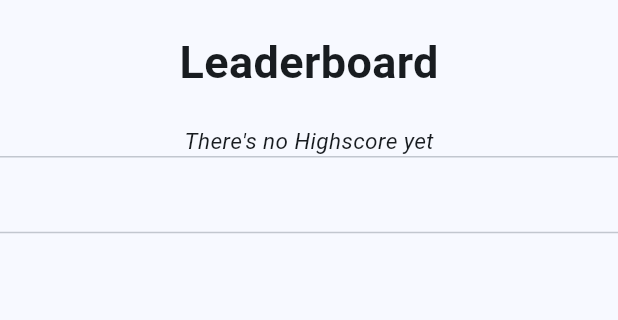
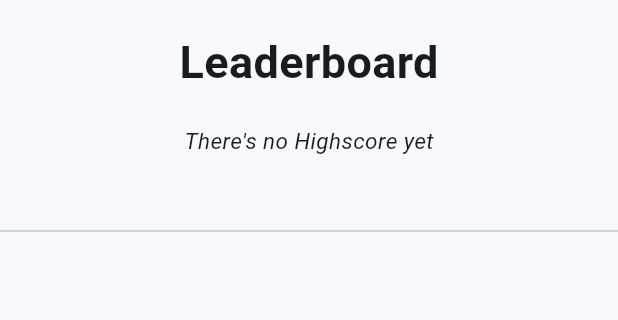
Before and after one commit to raransyw/projectutsET, a Flutter app: the MyHomePage screen opened directly, in the side drawer, after a tap on "Leaderboard", on a phone screen of 412 x 824 dp, the part 84-404 px from its top. Run offline on Flutter 3.47's test engine with Material 3 defaults, Android fonts, the phone set to English and light mode, and no system bars; our stand-ins replace shared_preferences; accounts and stored records are empty; Roboto replaces fonts that are missing (Georgia).

Commit message:
Minor Layout modified

```diff
--- a/lib/main.dart
+++ b/lib/main.dart
@@ -139,11 +139,7 @@
         backgroundColor: Theme.of(context).colorScheme.inversePrimary,
         // Here we take the value from the MyHomePage object that was created by
         // the App.build method, and use it to set our appbar title.
-        title: const Text(
-          "MemoPattern",
-          style: TextStyle(
-            fontWeight: FontWeight.bold,
-          ),
+        title: const Text("MemoPattern", style: TextStyle(fontWeight: FontWeight.bold,),
         ),
       ),
       body: const Home(),
@@ -152,10 +148,27 @@
         child: Column(
           children: <Widget>[
             UserAccountsDrawerHeader(
-                accountName: Text(_username),
-                accountEmail: Text("$_username@gmail.com"),
+                accountName: Text(_username,
+                style: TextStyle(
+                  fontWeight: FontWeight.bold,
+                  shadows: [
+                    Shadow(
+                      offset: Offset(2.0, 2.0), // Horizontal and vertical offset
+                      blurRadius: 3.0, // How much to blur the shadow
+                      color: Colors.black.withOpacity(0.5), // Shadow color with opacity
+                    ),
+                  ],),),
+                accountEmail: Text("$_username@gmail.com",
+                style: TextStyle(shadows: [
+                    Shadow(
+                      offset: Offset(2.0, 2.0), // Horizontal and vertical offset
+                      blurRadius: 3.0, // How much to blur the shadow
+                      color: Colors.black.withOpacity(0.5), // Shadow color with opacity
+                    ),
+                  ],
+                ),),
                 decoration: const BoxDecoration(
-                  image: DecorationImage(image: AssetImage("../assets/images/Gif2.gif"), fit: BoxFit.cover,),
+                  image: DecorationImage(image: AssetImage("../assets/images/Gif3.gif"), fit: BoxFit.cover,),
                 ),
                 ),
             ListTile(
--- a/lib/screen/home.dart
+++ b/lib/screen/home.dart
@@ -10,6 +10,9 @@ class Home extends StatelessWidget {
     return Scaffold(
         body: SingleChildScrollView(
       child: Column(children: [
+        Container (
+                  alignment: Alignment.center,
+                  child: Image.asset("../assets/images/Logo.png", height: 80.0,)),
         Container(
           margin: EdgeInsets.symmetric(horizontal: 8.0),
           alignment: Alignment.centerLeft,
@@ -42,11 +45,11 @@ class Home extends StatelessWidget {
           margin: const EdgeInsets.fromLTRB(0, 10, 0, 0),
           alignment: Alignment.center,
           child: const Text(
-            "\nPlay",
+            "Play",
             style: TextStyle(fontSize: 20, fontWeight: FontWeight.bold),
           )),
           Container(
-            margin: const EdgeInsets.fromLTRB(0, 8, 0, 0),
+            margin: const EdgeInsets.fromLTRB(0, 8, 0, 50),
             alignment: Alignment.center,
             child: TweenAnimationBuilder(
                     duration: const Duration(seconds: 40),
--- a/lib/screen/leaderboard.dart
+++ b/lib/screen/leaderboard.dart
@@ -206,10 +206,10 @@ class _LeaderboardState extends State<Leaderboard> {
                   physics: NeverScrollableScrollPhysics(),
                   children: top3board(),
                 ),
-                Divider(
-                  height: 1,
-                ),
                 if(scores.length > 3)
+                  Divider(
+                    height: 1,
+                  ),
                   ListView(
                     shrinkWrap: true,
                     physics: NeverScrollableScrollPhysics(),
--- a/pubspec.yaml
+++ b/pubspec.yaml
@@ -66,7 +66,8 @@ flutter:
     - assets/images/R2F.png
     - assets/images/R3F.png
     - assets/images/Sunset.jpg
-    - assets/images/Gif2.gif
+    - assets/images/Gif3.gif
+    - assets/images/Logo.png
 
   #   - images/a_dot_burr.jpeg
   #   - images/a_dot_ham.jpeg
```
Also changed, not shown: assets/images/Gif2.gif (deleted), assets/images/Gif3.gif (added), assets/images/Logo.png (added).
